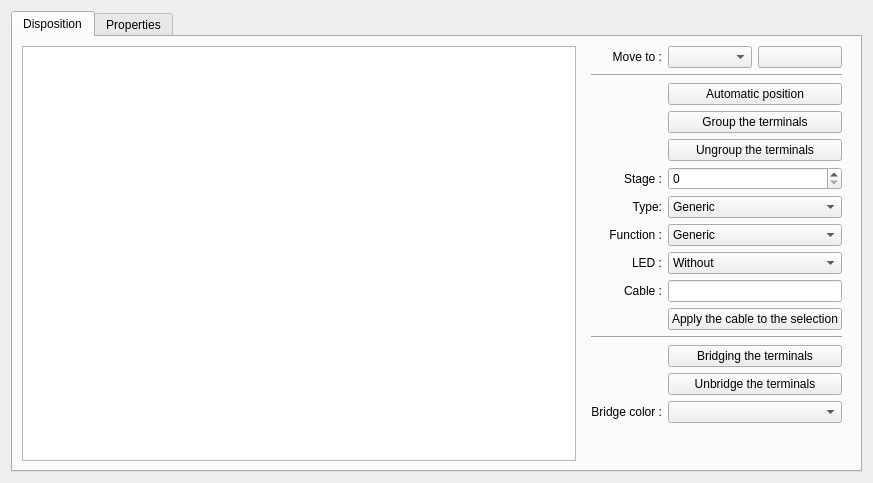
Before: the Qt Designer form sources/TerminalStrip/ui/terminalstripeditor.ui in qelectrotech/qelectrotech-source-mirror, drawn with Qt 5.
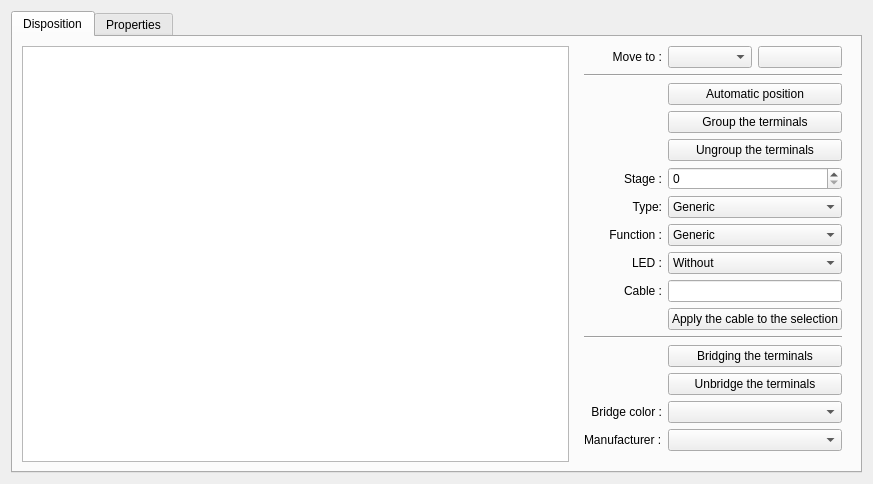
After: the same form once the commit is applied. Icons and pictures are not drawn. Custom widgets are drawn as their Qt base class.

What changed in the file:
```diff
--- a/sources/TerminalStrip/ui/terminalstripeditor.ui
+++ b/sources/TerminalStrip/ui/terminalstripeditor.ui
@@ -199,6 +199,20 @@
            </widget>
           </item>
           <item row="15" column="0">
+           <widget class="QLabel" name="m_manufacturer_label">
+            <property name="text">
+             <string>Manufacturer :</string>
+            </property>
+           </widget>
+          </item>
+          <item row="15" column="1" colspan="2">
+           <widget class="QComboBox" name="m_manufacturer_cb">
+            <property name="toolTip">
+             <string>Manufacturer of the terminals proposed in the Width column</string>
+            </property>
+           </widget>
+          </item>
+          <item row="16" column="0">
            <spacer name="verticalSpacer">
             <property name="orientation">
              <enum>Qt::Vertical</enum>
```
